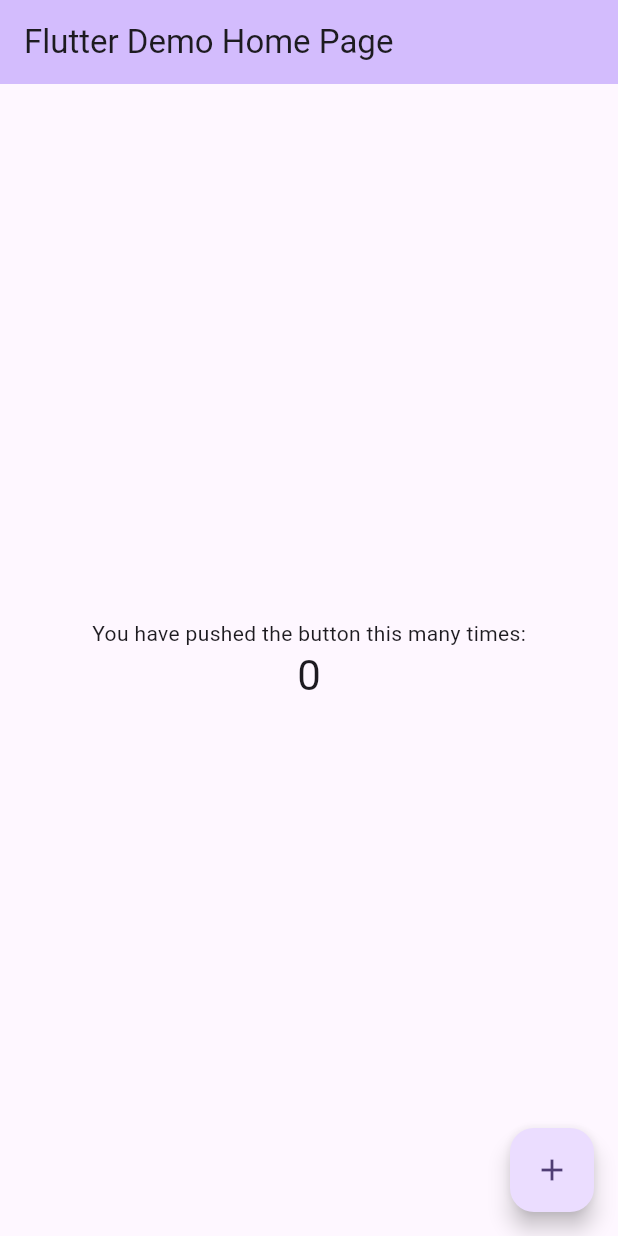
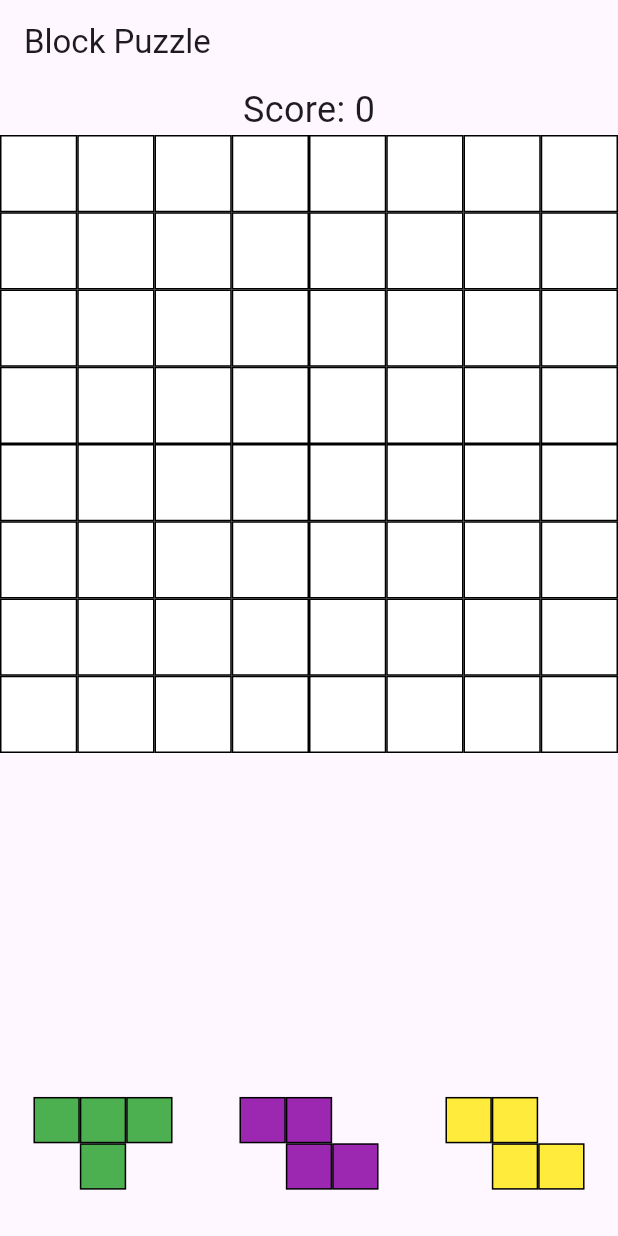
Before and after one commit to Do-Boo/block_puzzle_game, a Flutter app: the screen it shows after launch, on a phone screen of 412 x 824 dp. Run offline on Flutter 3.47's test engine with Material 3 defaults, Android fonts, the phone set to English and light mode, and no system bars.

Commit message:
2024.10.07.(월) 19:24 작동확인

```diff
--- /dev/null
+++ b/devtools_options.yaml
@@ -0,0 +1,3 @@
+description: This file stores settings for Dart & Flutter DevTools.
+documentation: https://docs.flutter.dev/tools/devtools/extensions#configure-extension-enablement-states
+extensions:
--- a/lib/main.dart
+++ b/lib/main.dart
@@ -1,125 +1,326 @@
 import 'package:flutter/material.dart';
+import 'dart:math';
 
-void main() {
-  runApp(const MyApp());
-}
+void main() => runApp(const BlockPuzzleApp());
 
-class MyApp extends StatelessWidget {
-  const MyApp({super.key});
+class BlockPuzzleApp extends StatelessWidget {
+  const BlockPuzzleApp({super.key});
 
-  // This widget is the root of your application.
   @override
   Widget build(BuildContext context) {
     return MaterialApp(
-      title: 'Flutter Demo',
-      theme: ThemeData(
-        // This is the theme of your application.
-        //
-        // TRY THIS: Try running your application with "flutter run". You'll see
-        // the application has a purple toolbar. Then, without quitting the app,
-        // try changing the seedColor in the colorScheme below to Colors.green
-        // and then invoke "hot reload" (save your changes or press the "hot
-        // reload" button in a Flutter-supported IDE, or press "r" if you used
-        // the command line to start the app).
-        //
-        // Notice that the counter didn't reset back to zero; the application
-        // state is not lost during the reload. To reset the state, use hot
-        // restart instead.
-        //
-        // This works for code too, not just values: Most code changes can be
-        // tested with just a hot reload.
-        colorScheme: ColorScheme.fromSeed(seedColor: Colors.deepPurple),
-        useMaterial3: true,
-      ),
-      home: const MyHomePage(title: 'Flutter Demo Home Page'),
+      title: 'Block Puzzle',
+      theme: ThemeData(primarySwatch: Colors.blue),
+      home: const GameScreen(),
     );
   }
 }
 
-class MyHomePage extends StatefulWidget {
-  const MyHomePage({super.key, required this.title});
-
-  // This widget is the home page of your application. It is stateful, meaning
-  // that it has a State object (defined below) that contains fields that affect
-  // how it looks.
-
-  // This class is the configuration for the state. It holds the values (in this
-  // case the title) provided by the parent (in this case the App widget) and
-  // used by the build method of the State. Fields in a Widget subclass are
-  // always marked "final".
-
-  final String title;
+class GameScreen extends StatefulWidget {
+  const GameScreen({super.key});
 
   @override
-  State<MyHomePage> createState() => _MyHomePageState();
+  _GameScreenState createState() => _GameScreenState();
 }
 
-class _MyHomePageState extends State<MyHomePage> {
-  int _counter = 0;
+class _GameScreenState extends State<GameScreen> {
+  static const int ROWS = 8;
+  static const int COLS = 8;
+  List<List<int>> grid = List.generate(ROWS, (_) => List.filled(COLS, 0));
+  List<List<List<int>>> puzzlePieces = [];
+  int score = 0;
 
-  void _incrementCounter() {
+  // 드래그 중인 조각 정보를 저장하는 변수 추가
+  List<List<int>>? draggedPiece;
+  int? draggedRow;
+  int? draggedCol;
+
+  // 미리보기 조각 정보를 저장하는 변수 추가
+  List<List<int>>? previewPiece;
+  int? previewRow;
+  int? previewCol;
+
+  // 테트리스 조각 모양 정의
+  static const List<List<List<int>>> TETROMINOS = [
+    [
+      [1, 1],
+      [1, 1]
+    ], // O
+    [
+      [1, 1, 1, 1]
+    ], // I
+    [
+      [1, 1, 1],
+      [0, 1, 0]
+    ], // T
+    [
+      [1, 1, 1],
+      [1, 0, 0]
+    ], // L
+    [
+      [1, 1, 1],
+      [0, 0, 1]
+    ], // J
+    [
+      [1, 1, 0],
+      [0, 1, 1]
+    ], // S
+    [
+      [0, 1, 1],
+      [1, 1, 0]
+    ], // Z
+  ];
+
+  @override
+  void initState() {
+    super.initState();
+    generateNewPuzzlePieces();
+    print('Game initialized');
+  }
+
+  void generateNewPuzzlePieces() {
+    final random = Random();
+    puzzlePieces = List.generate(3, (_) {
+      final tetromino = TETROMINOS[random.nextInt(TETROMINOS.length)];
+      final color = random.nextInt(5) + 1;
+      return tetromino.map((row) => row.map((cell) => cell * color).toList()).toList();
+    });
+    print('새로운 퍼즐 조각 생성: $puzzlePieces');
+  }
+
+  bool canPlacePiece(int row, int col, List<List<int>> piece) {
+    for (int i = 0; i < piece.length; i++) {
+      for (int j = 0; j < piece[i].length; j++) {
+        if (piece[i][j] != 0) {
+          int newRow = row + i;
+          int newCol = col + j;
+          if (newRow < 0 || newRow >= ROWS || newCol < 0 || newCol >= COLS || grid[newRow][newCol] != 0) {
+            return false;
+          }
+        }
+      }
+    }
+    return true;
+  }
+
+  void placePiece(int row, int col, List<List<int>> piece) {
+    if (!canPlacePiece(row, col, piece)) {
+      print('$row 행, $col 열에 조각을 놓을 수 없습니다');
+      return;
+    }
+
     setState(() {
-      // This call to setState tells the Flutter framework that something has
-      // changed in this State, which causes it to rerun the build method below
-      // so that the display can reflect the updated values. If we changed
-      // _counter without calling setState(), then the build method would not be
-      // called again, and so nothing would appear to happen.
-      _counter++;
+      for (int i = 0; i < piece.length; i++) {
+        for (int j = 0; j < piece[i].length; j++) {
+          if (piece[i][j] != 0) {
+            grid[row + i][col + j] = piece[i][j];
+          }
+        }
+      }
+      print('$row 행, $col 열에 조각을 놓았습니다');
+      puzzlePieces.remove(piece);
+      if (puzzlePieces.isEmpty) {
+        generateNewPuzzlePieces();
+      }
+      checkLines();
     });
+  }
+
+  void checkLines() {
+    int linesCleared = 0;
+
+    // Check rows
+    for (int row = 0; row < ROWS; row++) {
+      if (grid[row].every((cell) => cell != 0)) {
+        linesCleared++;
+        grid[row] = List.filled(COLS, 0);
+      }
+    }
+
+    // Check columns
+    for (int col = 0; col < COLS; col++) {
+      if (grid.every((row) => row[col] != 0)) {
+        linesCleared++;
+        for (int row = 0; row < ROWS; row++) {
+          grid[row][col] = 0;
+        }
+      }
+    }
+
+    if (linesCleared > 0) {
+      score += linesCleared * 100;
+      print('$linesCleared lines cleared. New score: $score');
+    }
   }
 
   @override
   Widget build(BuildContext context) {
-    // This method is rerun every time setState is called, for instance as done
-    // by the _incrementCounter method above.
-    //
-    // The Flutter framework has been optimized to make rerunning build methods
-    // fast, so that you can just rebuild anything that needs updating rather
-    // than having to individually change instances of widgets.
+    double cellSize = MediaQuery.of(context).size.width / COLS;
+    double previewCellSize = cellSize * 0.6;
+    double dragOffsetY = 150; // 드래그된 조각의 상단 오프셋
+
     return Scaffold(
-      appBar: AppBar(
-        // TRY THIS: Try changing the color here to a specific color (to
-        // Colors.amber, perhaps?) and trigger a hot reload to see the AppBar
-        // change color while the other colors stay the same.
-        backgroundColor: Theme.of(context).colorScheme.inversePrimary,
-        // Here we take the value from the MyHomePage object that was created by
-        // the App.build method, and use it to set our appbar title.
-        title: Text(widget.title),
+      appBar: AppBar(title: const Text('Block Puzzle')),
+      body: Column(
+        children: [
+          Text('Score: $score', style: const TextStyle(fontSize: 24)),
+          Expanded(
+            child: DragTarget<List<List<int>>>(
+              onWillAcceptWithDetails: (data) => true,
+              onAcceptWithDetails: (data) {
+                if (previewRow != null && previewCol != null) {
+                  placePiece(previewRow!, previewCol!, data.data);
+                }
+              },
+              builder: (context, candidateData, rejectedData) {
+                return GridView.builder(
+                  gridDelegate: const SliverGridDelegateWithFixedCrossAxisCount(
+                    crossAxisCount: COLS,
+                    childAspectRatio: 1.0,
+                  ),
+                  itemCount: ROWS * COLS,
+                  itemBuilder: (context, index) {
+                    int row = index ~/ COLS;
+                    int col = index % COLS;
+                    return Container(
+                      decoration: BoxDecoration(
+                        color: _getCellColor(row, col),
+                        border: Border.all(color: Colors.black),
+                      ),
+                    );
+                  },
+                );
+              },
+            ),
+          ),
+          SizedBox(
+            height: previewCellSize * 4,
+            child: Row(
+              mainAxisAlignment: MainAxisAlignment.spaceAround,
+              children: puzzlePieces
+                  .map((piece) => Draggable<List<List<int>>>(
+                        data: piece,
+                        feedback: Transform.translate(
+                          offset: Offset(-piece[0].length.toDouble() * cellSize / 2, -150),
+                          child: PieceWidget(piece: piece, cellSize: cellSize),
+                        ),
+                        childWhenDragging: Container(),
+                        onDragStarted: () {
+                          setState(() {
+                            draggedPiece = piece;
+                          });
+                        },
+                        onDragUpdate: (details) {
+                          final RenderBox renderBox = context.findRenderObject() as RenderBox;
+                          final localPosition = renderBox.globalToLocal(details.globalPosition);
+                          setState(() {
+                            // 그리드 상의 행과 열 계산
+                            int pieceRows = draggedPiece!.length;
+                            int pieceCols = draggedPiece![0].length;
+                            previewRow = ((localPosition.dy - 300) / cellSize).floor();
+                            previewCol = ((localPosition.dx - (pieceCols * cellSize) / 2) / cellSize).floor();
+                            previewPiece = draggedPiece;
+                          });
+                        },
+                        onDragEnd: (details) {
+                          setState(() {
+                            draggedPiece = null;
+                            previewPiece = null;
+                            previewRow = null;
+                            previewCol = null;
+                          });
+                        },
+                        child: PieceWidget(piece: piece, cellSize: previewCellSize),
+                      ))
+                  .toList(),
+            ),
+          ),
+        ],
       ),
-      body: Center(
-        // Center is a layout widget. It takes a single child and positions it
-        // in the middle of the parent.
-        child: Column(
-          // Column is also a layout widget. It takes a list of children and
-          // arranges them vertically. By default, it sizes itself to fit its
-          // children horizontally, and tries to be as tall as its parent.
-          //
-          // Column has various properties to control how it sizes itself and
-          // how it positions its children. Here we use mainAxisAlignment to
-          // center the children vertically; the main axis here is the vertical
-          // axis because Columns are vertical (the cross axis would be
-          // horizontal).
-          //
-          // TRY THIS: Invoke "debug painting" (choose the "Toggle Debug Paint"
-          // action in the IDE, or press "p" in the console), to see the
-          // wireframe for each widget.
-          mainAxisAlignment: MainAxisAlignment.center,
-          children: <Widget>[
-            const Text(
-              'You have pushed the button this many times:',
-            ),
-            Text(
-              '$_counter',
-              style: Theme.of(context).textTheme.headlineMedium,
-            ),
-          ],
-        ),
-      ),
-      floatingActionButton: FloatingActionButton(
-        onPressed: _incrementCounter,
-        tooltip: 'Increment',
-        child: const Icon(Icons.add),
-      ), // This trailing comma makes auto-formatting nicer for build methods.
     );
   }
+
+  Color _getCellColor(int row, int col) {
+    if (previewPiece != null &&
+        row >= previewRow! &&
+        row < previewRow! + previewPiece!.length &&
+        col >= previewCol! &&
+        col < previewCol! + previewPiece![0].length) {
+      int pieceRow = row - previewRow!;
+      int pieceCol = col - previewCol!;
+      if (pieceRow >= 0 && pieceRow < previewPiece!.length && pieceCol >= 0 && pieceCol < previewPiece![0].length && previewPiece![pieceRow][pieceCol] != 0) {
+        return _getColor(previewPiece![pieceRow][pieceCol]).withOpacity(0.5);
+      }
+    }
+    return _getColor(grid[row][col]);
+  }
+
+  Color _getColor(int value) {
+    switch (value) {
+      case 1:
+        return Colors.red;
+      case 2:
+        return Colors.blue;
+      case 3:
+        return Colors.green;
+      case 4:
+        return Colors.yellow;
+      case 5:
+        return Colors.purple;
+      default:
+        return Colors.white;
+    }
+  }
 }
+
+class PieceWidget extends StatelessWidget {
+  final List<List<int>> piece;
+  final double cellSize;
+
+  const PieceWidget({super.key, required this.piece, required this.cellSize});
+
+  @override
+  Widget build(BuildContext context) {
+    int rows = piece.length;
+    int cols = piece[0].length;
+    return SizedBox(
+      width: cellSize * cols,
+      height: cellSize * rows,
+      child: Column(
+        mainAxisAlignment: MainAxisAlignment.center,
+        children: piece
+            .map((row) => Row(
+                  mainAxisAlignment: MainAxisAlignment.center,
+                  children: row
+                      .map((cell) => Container(
+                            width: cellSize,
+                            height: cellSize,
+                            decoration: BoxDecoration(
+                              color: cell != 0 ? _getColor(cell) : Colors.transparent,
+                              border: cell != 0 ? Border.all(color: Colors.black) : null,
+                            ),
+                          ))
+                      .toList(),
+                ))
+            .toList(),
+      ),
+    );
+  }
+
+  Color _getColor(int value) {
+    switch (value) {
+      case 1:
+        return Colors.red;
+      case 2:
+        return Colors.blue;
+      case 3:
+        return Colors.green;
+      case 4:
+        return Colors.yellow;
+      case 5:
+        return Colors.purple;
+      default:
+        return Colors.white;
+    }
+  }
+}
--- a/pubspec.yaml
+++ b/pubspec.yaml
@@ -35,6 +35,7 @@ dependencies:
   # The following adds the Cupertino Icons font to your application.
   # Use with the CupertinoIcons class for iOS style icons.
   cupertino_icons: ^1.0.8
+  flame: ^1.19.0
 
 dev_dependencies:
   flutter_test:
```
Also changed, not shown: pubspec.lock.
